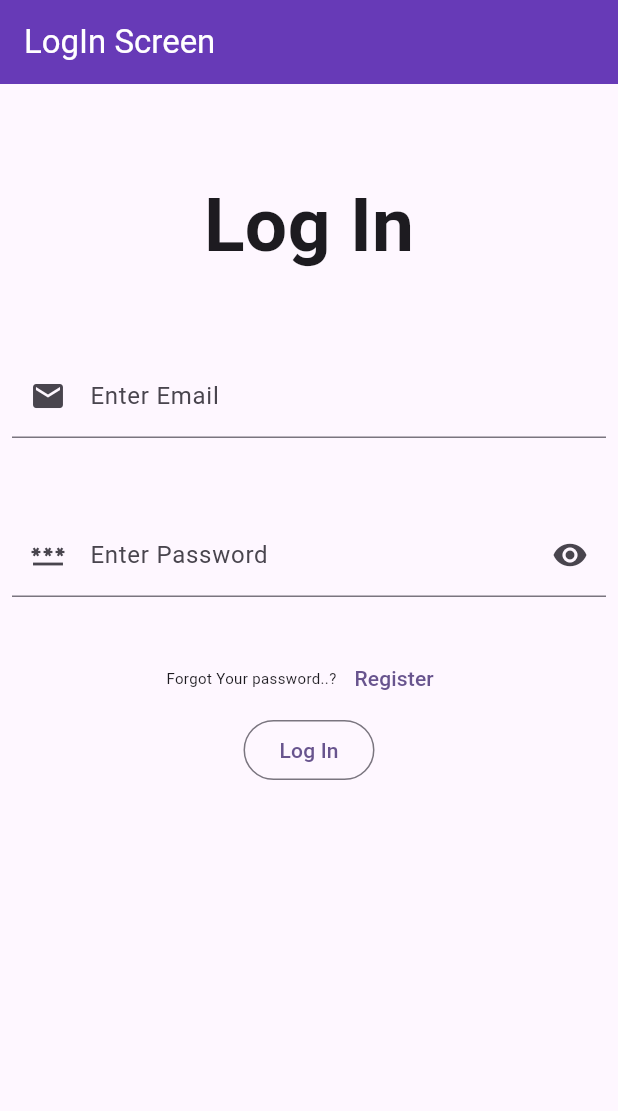
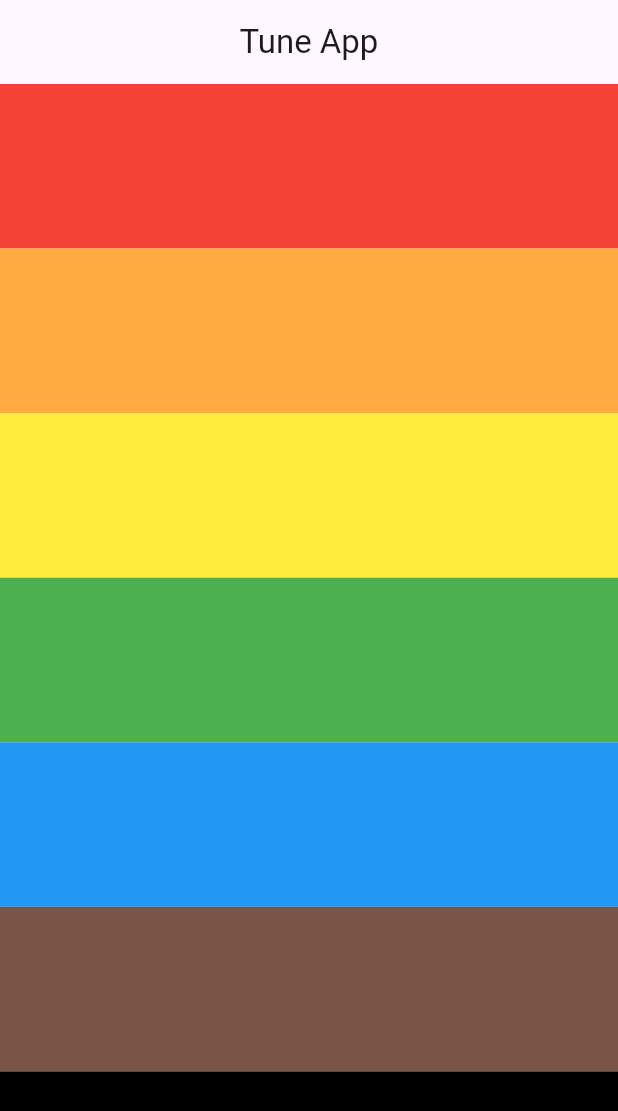
Before and after one commit to Ahmed0100078/DEPI, a Flutter app: the screen it shows after launch, on a phone screen of 412 x 824 dp. Shown: the top 1111 px of the screen. Run offline on Flutter 3.47's test engine with Material 3 defaults, Android fonts, the light colour scheme and no system bars; our stand-ins replace audioplayers.

Commit message:
third sec

```diff
--- /dev/null
+++ b/lib/Screens/tuneAppPLayerScreen.dart
@@ -0,0 +1,48 @@
+import 'package:flutter/material.dart';
+import 'package:untitled3/models/tuneModel.dart';
+import 'package:untitled3/widgets/tune_item.dart';
+
+class TuneScreen extends StatelessWidget {
+  const TuneScreen({super.key});
+
+  final List<TuneModel> tuneColors = const [
+    TuneModel(color: Colors.red, sound: 'tunes/note1.wav'),
+    TuneModel(color: Colors.orangeAccent, sound: 'tunes/note2.wav'),
+    TuneModel(color: Colors.yellow, sound: 'tunes/note3.wav'),
+    TuneModel(color: Colors.green, sound: 'tunes/note4.wav'),
+    TuneModel(color: Colors.blue, sound: 'tunes/note5.wav'),
+    TuneModel(color: Colors.brown, sound: 'tunes/note6.wav'),
+    TuneModel(color: Colors.black, sound: 'tunes/note7.wav')
+  ];
+
+
+
+  @override
+  Widget build(BuildContext context) {
+    return Scaffold(
+      appBar: AppBar(
+        title: Text('Tune App'),
+        centerTitle: true,
+      ),
+      body: Column(
+        children:
+          tuneColors.map((tune) => TuneItem(tune: tune)).toList(),
+        ///
+        /// (var color) {
+        /// TuneItem(color: color)
+        /// }
+      ),
+    );
+
+
+
+  }
+
+  /*List<TuneItem> getTuneItem() {
+    List<TuneItem> items =[];
+    for(var color in tuneColors){
+      items.add(TuneItem(color: color));
+    }
+    return items;
+  }*/
+}
--- a/lib/main.dart
+++ b/lib/main.dart
@@ -1,8 +1,10 @@
 import 'package:flutter/material.dart';
+import 'package:untitled3/Screens/tuneAppPLayerScreen.dart';
 import 'package:untitled3/Second/LogIN.dart';
 import 'package:untitled3/Second/messenger_Screen.dart';
 
 import 'First_Sec/bmiScreen.dart';
+import 'testcode/LOgtest.dart';
 
 void main() {
   runApp(const MyApp());
@@ -21,7 +23,7 @@ class MyApp extends StatelessWidget {
         colorScheme: ColorScheme.fromSeed(seedColor: Colors.deepPurple),
         useMaterial3: true,
       ),
-      home: LoginScreen(),
+      home: TuneScreen(),
     );
   }
 }
--- /dev/null
+++ b/lib/models/tuneModel.dart
@@ -0,0 +1,15 @@
+import 'dart:ui';
+
+import 'package:audioplayers/audioplayers.dart';
+
+class TuneModel {
+  final Color color;
+  final String sound;
+
+
+  const TuneModel({required this.color, required this.sound});
+  void playSound() {
+    var player = AudioPlayer();
+    player.play(AssetSource(sound));
+  }
+}
--- /dev/null
+++ b/lib/widgets/tune_item.dart
@@ -0,0 +1,23 @@
+import 'package:flutter/material.dart';
+import 'package:untitled3/models/tuneModel.dart';
+
+class TuneItem extends StatelessWidget {
+  const TuneItem({super.key, required this.tune});
+
+  final TuneModel tune;
+  @override
+  Widget build(BuildContext context) {
+    return Expanded(
+      child: GestureDetector(
+        onTap: (){
+          tune.playSound();
+        },
+        child: Container(
+          color: tune.color,
+        ),
+      ),
+    );
+  }
+
+
+}
--- a/pubspec.yaml
+++ b/pubspec.yaml
@@ -19,7 +19,7 @@ publish_to: 'none' # Remove this line if you wish to publish to pub.dev
 version: 1.0.0+1
 
 environment:
-  sdk: '>=3.4.1 <4.0.0'
+  sdk: '>=3.0.5 <4.0.0'
 
 # Dependencies specify other packages that your package needs in order to work.
 # To automatically upgrade your package dependencies to the latest versions
@@ -35,6 +35,7 @@ dependencies:
   # The following adds the Cupertino Icons font to your application.
   # Use with the CupertinoIcons class for iOS style icons.
   cupertino_icons: ^1.0.6
+  audioplayers: ^6.0.0
 
 dev_dependencies:
   flutter_test:
@@ -60,7 +61,7 @@ flutter:
 
   # To add assets to your application, add an assets section, like this:
   assets:
-     - assets/images/
+     - assets/tunes/
   #   - images/a_dot_ham.jpeg
 
   # An image asset can refer to one or more resolution-specific "variants", see
```
Also changed, not shown: lib/testcode/LOgtest.dart (added, +143 -0 lines), lib/Second/LogIN.dart (line endings or trailing spaces), pubspec.lock, 12 other files.
